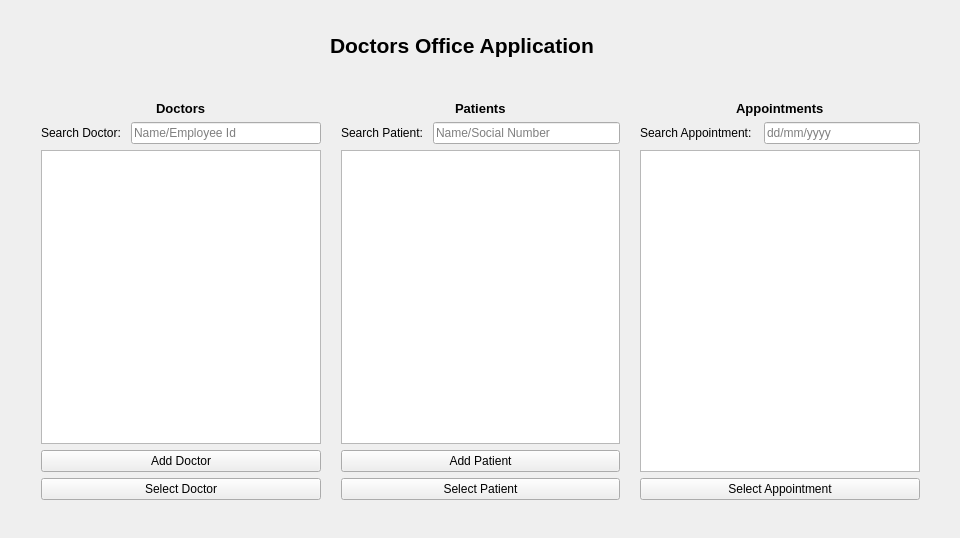
Above: GroupFour_DoctorsOffice/widget.ui from KittimasakBunrat/GroupFour_DoctorsOffice before the change. Below: the same form after it.
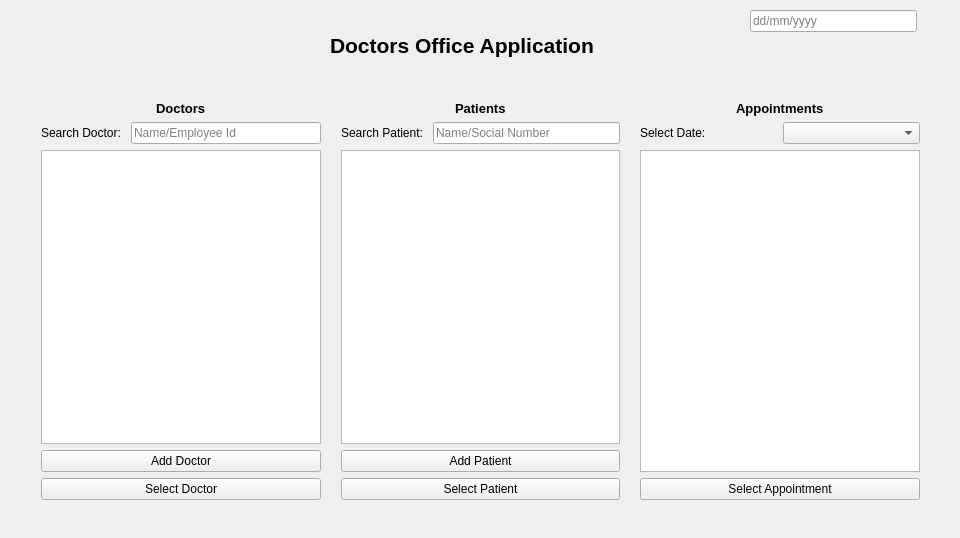
That is the form after the change.

Commit message: Appointment search funker

The edit to the form file:
```diff
--- a/GroupFour_DoctorsOffice/widget.ui
+++ b/GroupFour_DoctorsOffice/widget.ui
@@ -198,19 +198,12 @@
           <item>
            <widget class="QLabel" name="search_label_appointm">
             <property name="text">
-             <string>Search Appointment:  </string>
+             <string>Select Date:  </string>
             </property>
            </widget>
           </item>
           <item>
-           <widget class="QLineEdit" name="filter_appointm_edit">
-            <property name="text">
-             <string/>
-            </property>
-            <property name="placeholderText">
-             <string>dd/mm/yyyy</string>
-            </property>
-           </widget>
+           <widget class="QComboBox" name="date_comboBox"/>
           </item>
          </layout>
         </item>
@@ -230,6 +223,22 @@
     </item>
    </layout>
   </widget>
+  <widget class="QLineEdit" name="filter_appointm_edit">
+   <property name="geometry">
+    <rect>
+     <x>750</x>
+     <y>10</y>
+     <width>167</width>
+     <height>22</height>
+    </rect>
+   </property>
+   <property name="text">
+    <string/>
+   </property>
+   <property name="placeholderText">
+    <string>dd/mm/yyyy</string>
+   </property>
+  </widget>
  </widget>
  <layoutdefault spacing="6" margin="11"/>
  <resources/>
```
Left out of the diff: 4 changed lines with no effect on the pictures. The commit also changes 5 other files.
